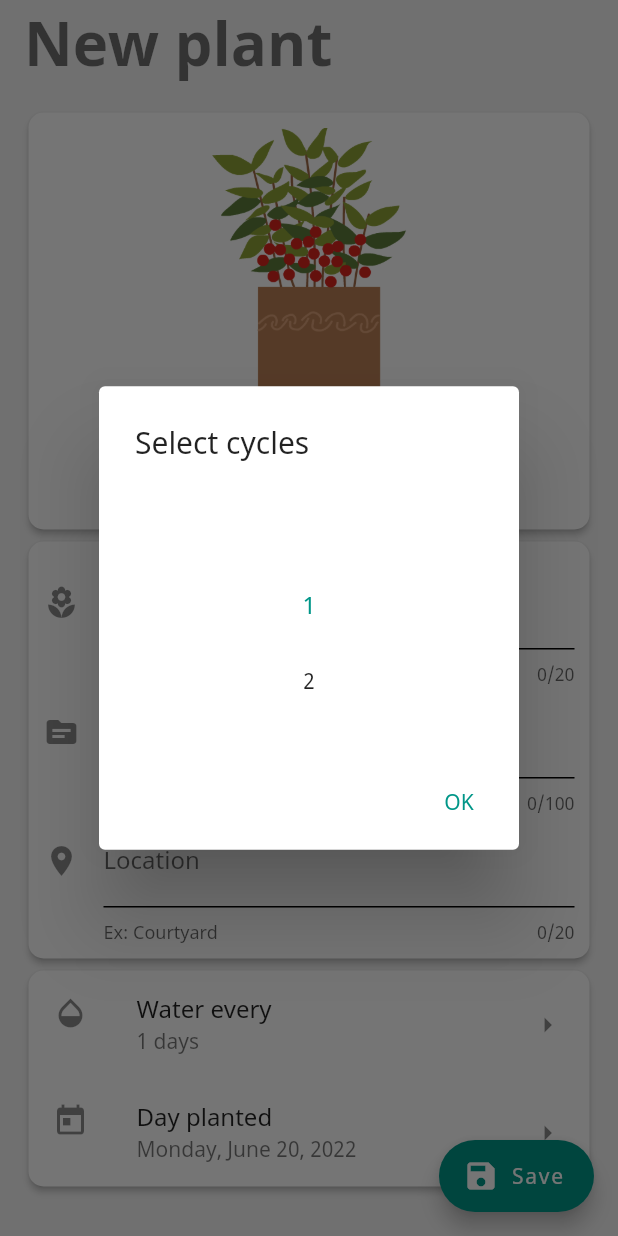
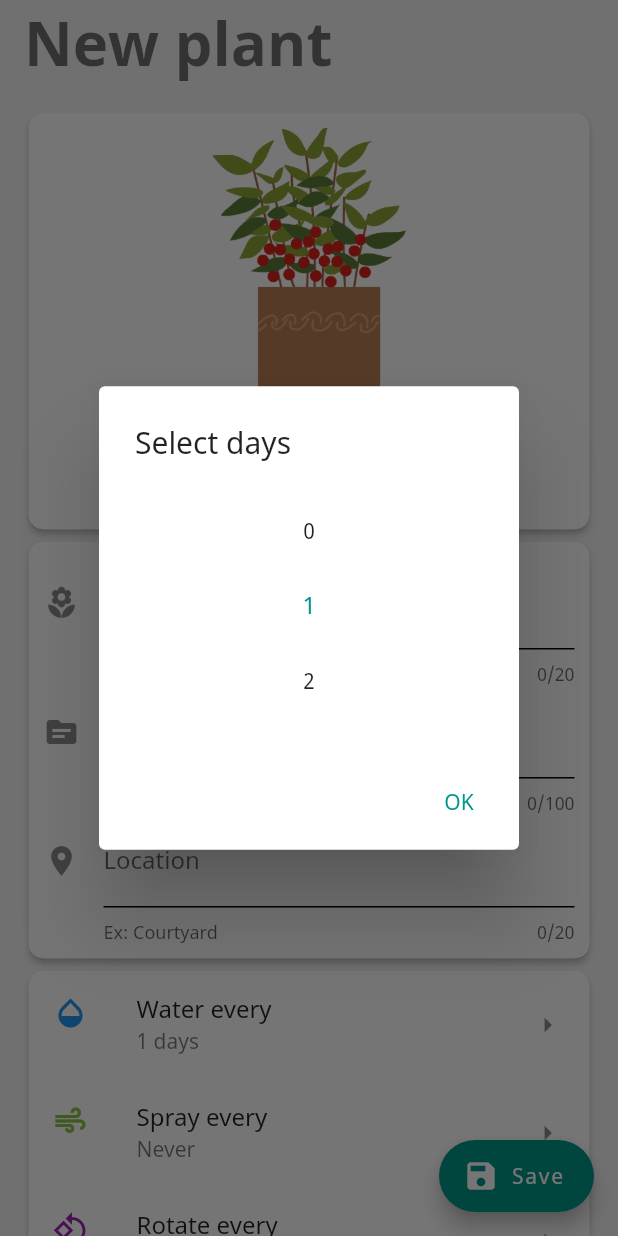
Before and after one commit to aeri/Florae, a Flutter app: the ManagePlantScreen screen opened directly, after a tap on "Water every", on a phone screen of 412 x 824 dp. Run offline on Flutter 3.47's test engine with Material 2 defaults, Android fonts, the phone set to English and light mode, and no system bars; drawn by our look-alikes of numberpicker; our stand-ins replace flutter_svg, get_it, image_picker, sembast.

Commit message:
add: multiple cares idea

```diff
--- a/lib/data/plant.dart
+++ b/lib/data/plant.dart
@@ -1,22 +1,40 @@
 import 'package:sembast/timestamp.dart';
+
+class Care {
+  int cycles = 0;
+  Timestamp? effected;
+
+  Care({required this.cycles, required this.effected});
+
+  factory Care.fromJson(Map<String, dynamic> json) =>
+      Care(
+          cycles: json["cycles"],
+          effected: json["effected"]
+      );
+
+  Map<String, dynamic> toJson() =>
+      {
+        "cycles": cycles,
+        "effected": effected
+      };
+
+}
 
 class Plant {
   String name;
   String? location;
   String description;
-  int cycles;
   Timestamp createdAt;
-  Timestamp? watered;
   String? picture;
+  Map <String, Care> cares;
 
   Plant({
     required this.name,
     this.location,
     this.description = "",
-    this.cycles = 0,
     required this.createdAt,
-    this.watered,
-    this.picture
+    this.picture,
+    required this.cares
   });
 
   factory Plant.fromJson(Map<String, dynamic> json) =>
@@ -24,10 +42,9 @@ class Plant {
           name: json["name"],
           location: json["location"],
           description: json["description"],
-          cycles: json["intensity"],
           createdAt: json["createdAt"],
-          watered: json["watered"],
-          picture: json["picture"]
+          picture: json["picture"],
+          cares: json["cares"]
       );
 
   Map<String, dynamic> toJson() =>
@@ -35,9 +52,8 @@ class Plant {
         "name": name,
         "location": location,
         "description": description,
-        "intensity": cycles,
         "createdAt": createdAt,
-        "watered": watered,
-        "picture": picture
+        "picture": picture,
+        "cares": cares
       };
 }
--- a/lib/screens/home_page.dart
+++ b/lib/screens/home_page.dart
@@ -107,7 +107,7 @@ class _MyHomePageState extends State<MyHomePage> {
                   : 'The garden is empty, shall we plant something?',
               style: const TextStyle(
                 fontFamily: 'NotoSans',
-                fontWeight: FontWeight.w600,
+                fontWeight: FontWeight.w500,
                 fontSize: 25,
                 color: Color(0x78000000),
                 height: 1.4285714285714286,
@@ -154,7 +154,7 @@ class _MyHomePageState extends State<MyHomePage> {
         actions: <Widget>[
           _selectedIndex == 0
               ? IconButton(
-                  icon: const Icon(Icons.assignment_turned_in),
+                  icon: const Icon(Icons.checklist_rounded),
                   iconSize: 25,
                   color: Colors.black54,
                   tooltip: 'Water all plants',
@@ -232,6 +232,7 @@ class _MyHomePageState extends State<MyHomePage> {
                     const ManagePlantScreen(title: "Manage plant"),
               ));
           setState(() {
+            _selectedIndex = 1;
             _loadPlants();
           });
         },
@@ -251,8 +252,8 @@ class _MyHomePageState extends State<MyHomePage> {
 
     if (_selectedIndex == 0) {
       for (Plant p in allPlants) {
-        var cpsr = (dateCheck.compareTo(p.watered!) / 60 / 60 / 24).round();
-        if (cpsr != 0 && cpsr % p.cycles == 0) {
+        var cpsr = (dateCheck.compareTo(p.cares["water"]!.effected!) / 60 / 60 / 24).round();
+        if (cpsr != 0 && cpsr % p.cares["water"]!.cycles == 0) {
           plants.add(p);
         }
       }
@@ -270,10 +271,11 @@ class _MyHomePageState extends State<MyHomePage> {
         : Timestamp.now();
 
     for (Plant p in allPlants) {
-      var cpsr = (dateCheck.compareTo(p.watered!) / 60 / 60 / 24).round();
+      var cpsr = (dateCheck.compareTo(p.cares["water"]!.effected!) / 60 / 60 / 24).round();
 
-      if (cpsr >= p.cycles) {
-        p.watered = Timestamp.fromDateTime(DateTime.now().subtract(const Duration(minutes: 5)));
+      if (cpsr >= p.cares["water"]!.cycles) {
+        p.cares["water"]!.effected = Timestamp.fromDateTime(
+            DateTime.now().subtract(const Duration(minutes: 5)));
         await _plantRepository.updatePlant(p);
       }
     }
--- a/lib/screens/manage_plant.dart
+++ b/lib/screens/manage_plant.dart
@@ -22,7 +22,8 @@ class ManagePlantScreen extends StatefulWidget {
 }
 
 class _ManagePlantScreen extends State<ManagePlantScreen> {
-  int _currentIntValue = 1;
+  Map<String, Care> cares = {};
+
   DateTime _planted = DateTime.now();
   final PlantRepository _plantRepository = GetIt.I.get();
 
@@ -37,59 +38,57 @@ class _ManagePlantScreen extends State<ManagePlantScreen> {
   final ImagePicker _picker = ImagePicker();
 
   XFile? _image;
-
   int _prefNumber = 1;
 
   Future getImageFromCam() async {
-    var image = await _picker.pickImage(source: ImageSource.camera,
-        imageQuality: 25);
+    var image =
+        await _picker.pickImage(source: ImageSource.camera, imageQuality: 25);
     setState(() {
       _image = image;
     });
   }
 
   Future getImageFromGallery() async {
-    var image = await _picker.pickImage(source: ImageSource.gallery,
-        imageQuality: 25);
+    var image =
+        await _picker.pickImage(source: ImageSource.gallery, imageQuality: 25);
     setState(() {
       _image = image;
     });
   }
 
-  void getPrefabImage (){
-    if (_prefNumber < 8){
+  void getPrefabImage() {
+    if (_prefNumber < 8) {
       setState(() {
         _image = null;
         _prefNumber++;
       });
-  }
-    else{
+    } else {
       setState(() {
         _image = null;
         _prefNumber = 1;
-      });  }
-
+      });
+    }
   }
 
-
-
-  void _showIntegerDialog() async {
+  void _showIntegerDialog(String care) async {
+    FocusManager.instance.primaryFocus?.unfocus();
     await showDialog<int>(
         context: context,
         builder: (BuildContext context) {
           return AlertDialog(
-            title: const Text("Select cycles"),
+            title: const Text("Select days"),
             content: StatefulBuilder(builder: (context, SBsetState) {
               return NumberPicker(
                   selectedTextStyle: const TextStyle(color: Colors.teal),
-                  value: _currentIntValue,
-                  minValue: 1,
-                  maxValue: 10,
+                  value: cares[care]!.cycles,
+                  minValue: 0,
+                  maxValue: 60,
                   onChanged: (value) {
-                    setState(() => _currentIntValue =
-                        value); // to change on widget level state
-                    SBsetState(() =>
-                        _currentIntValue = value); //* to change on dialog state
+                    setState(() {
+                      cares[care]!.cycles = value;
+                    });
+                    SBsetState(() => cares[care]!.cycles =
+                        value); //* to change on dialog state
                   });
             }),
             actions: [
@@ -108,6 +107,16 @@ class _ManagePlantScreen extends State<ManagePlantScreen> {
   void initState() {
     super.initState();
     _loadPlants();
+
+    Timestamp init = Timestamp.fromDateTime(
+        DateTime.now().subtract(const Duration(minutes: 5)));
+    cares["water"] = Care(cycles: 1, effected: init);
+    cares["rotate"] = Care(cycles: 0, effected: init);
+    cares["spray"] = Care(cycles: 0, effected: init);
+    cares["prune"] = Care(cycles: 0, effected: init);
+    cares["fertilise"] = Care(cycles: 0, effected: init);
+    cares["transplant"] = Care(cycles: 0, effected: init);
+    cares["clean"] = Care(cycles: 0, effected: init);
   }
 
   @override
@@ -131,11 +140,9 @@ class _ManagePlantScreen extends State<ManagePlantScreen> {
       ),
       //passing in the ListView.builder
       body: SingleChildScrollView(
-        child:
-        Padding (
+        child: Padding(
           padding: const EdgeInsets.all(15.0),
-          child:
-          Column(
+          child: Column(
             children: <Widget>[
               Card(
                 clipBehavior: Clip.antiAliasWithSaveLayer,
@@ -281,14 +288,84 @@ class _ManagePlantScreen extends State<ManagePlantScreen> {
                 child: Column(children: <Widget>[
                   ListTile(
                       trailing: const Icon(Icons.arrow_right),
-                    leading: const Icon(Icons.opacity),
+                      leading: const Icon(Icons.opacity, color: Colors.blue),
                       title: const Text('Water every'),
-                    subtitle: Text(_currentIntValue.toString() + " days"),
-                    onTap: _showIntegerDialog,
+                      subtitle: cares["water"]!.cycles != 0
+                          ? Text(cares["water"]!.cycles.toString() + " days")
+                          : const Text("Never"),
+                      onTap: () {
+                        _showIntegerDialog("water");
+                      }),
+                  ListTile(
+                      trailing: const Icon(Icons.arrow_right),
+                      leading: const Icon(Icons.air, color: Colors.lightGreen),
+                      title: const Text('Spray every'),
+                      subtitle: cares["spray"]!.cycles != 0
+                          ? Text(cares["spray"]!.cycles.toString() + " days")
+                          : const Text("Never"),
+                      onTap: () {
+                        _showIntegerDialog("spray");
+                      }),
+                  ListTile(
+                      trailing: const Icon(Icons.arrow_right),
+                      leading: const Icon(Icons.rotate_90_degrees_ccw,
+                          color: Colors.purple),
+                      title: const Text('Rotate every'),
+                      subtitle: cares["rotate"]!.cycles != 0
+                          ? Text(cares["rotate"]!.cycles.toString() + " days")
+                          : const Text("Never"),
+                      onTap: () {
+                        _showIntegerDialog("rotate");
+                      }),
+                  ListTile(
+                      trailing: const Icon(Icons.arrow_right),
+                      leading: const Icon(Icons.cut, color: Colors.orange),
+                      title: const Text('Pruning every'),
+                      subtitle: cares["prune"]!.cycles != 0
+                          ? Text(cares["prune"]!.cycles.toString() + " days")
+                          : const Text("Never"),
+                      onTap: () {
+                        _showIntegerDialog("prune");
+                      }),
+                  ListTile(
+                      trailing: const Icon(Icons.arrow_right),
+                      leading: const Icon(Icons.workspaces_filled,
+                          color: Colors.brown),
+                      title: const Text('Fertilise every'),
+                      subtitle: cares["fertilise"]!.cycles != 0
+                          ? Text(
+                              cares["fertilise"]!.cycles.toString() + " days")
+                          : const Text("Never"),
+                      onTap: () {
+                        _showIntegerDialog("fertilise");
+                      }),
+                  ListTile(
+                      trailing: const Icon(Icons.arrow_right),
+                      leading: const Icon(Icons.published_with_changes,
+                          color: Colors.green),
+                      title: const Text('Transplant every'),
+                      subtitle: cares["transplant"]!.cycles != 0
+                          ? Text(
+                              cares["transplant"]!.cycles.toString() + " days")
+                          : const Text("Never"),
+                      onTap: () {
+                        _showIntegerDialog("transplant");
+                      }),
+                  ListTile(
+                    trailing: const Icon(Icons.arrow_right),
+                    leading: const Icon(Icons.cleaning_services,
+                        color: Colors.blueGrey),
+                    title: const Text('Clean every'),
+                    subtitle: cares["clean"]!.cycles != 0
+                        ? Text(cares["clean"]!.cycles.toString() + " days")
+                        : const Text("Never"),
+                    onTap: () {
+                      _showIntegerDialog("clean");
+                    },
                   ),
                   ListTile(
                     trailing: const Icon(Icons.arrow_right),
-                    leading: Icon(Icons.today),
+                    leading: Icon(Icons.cake),
                     title: Text('Day planted'),
                     subtitle: Text(DateFormat.yMMMMEEEEd().format(_planted)),
                     onTap: () async {
@@ -313,28 +390,28 @@ class _ManagePlantScreen extends State<ManagePlantScreen> {
                 ]),
               ),
               const SizedBox(height: 70),
-
             ],
           ),
         ),
       ),
       floatingActionButton: FloatingActionButton.extended(
         onPressed: () async {
-          String fileName ="";
+          String fileName = "";
           if (_formKey.currentState!.validate()) {
-            if (_image!= null){
-              final Directory directory = await getApplicationDocumentsDirectory();
+            if (_image != null) {
+              final Directory directory =
+                  await getApplicationDocumentsDirectory();
               fileName = directory.path + "/" + generateRandomString(10);
               _image!.saveTo(fileName);
-
             }
             final newPlant = Plant(
                 name: nameController.text,
-                cycles: _currentIntValue,
+                cares: cares,
                 createdAt: Timestamp.now(),
-                watered: Timestamp.fromDateTime(DateTime.now().subtract(const Duration(minutes: 5))),
                 description: descriptionController.text,
-                picture: _image != null ? fileName : "assets/florae_avatar (${_prefNumber}).png",
+                picture: _image != null
+                    ? fileName
+                    : "assets/florae_avatar (${_prefNumber}).png",
                 location: locationController.text);
             final plant = await _plantRepository.insertPlant(newPlant);
             print(plant);
@@ -350,9 +427,9 @@ class _ManagePlantScreen extends State<ManagePlantScreen> {
 
   String generateRandomString(int len) {
     var r = Random();
-    return String.fromCharCodes(List.generate(len, (index) => r.nextInt(33) + 89));
+    return String.fromCharCodes(
+        List.generate(len, (index) => r.nextInt(33) + 89));
   }
-
 
   _loadPlants() async {
     final plants = await _plantRepository.getAllPlants();
```
Also changed, not shown: lib/main.dart (+4 -9 lines). Lines whose indentation alone changed are shown as unchanged.
